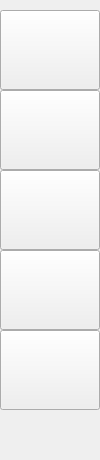
Qt form MGAWithSQL/sidepanel.ui (amirtosson/MGAConnect) before a commit.
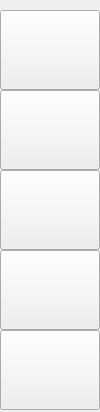
The same form after that commit.

Diff of the .ui file:
```diff
--- a/MGAWithSQL/sidepanel.ui
+++ b/MGAWithSQL/sidepanel.ui
@@ -7,15 +7,9 @@
     <x>0</x>
     <y>0</y>
     <width>100</width>
-    <height>460</height>
+    <height>412</height>
    </rect>
   </property>
-  <property name="sizePolicy">
-   <sizepolicy hsizetype="Expanding" vsizetype="Expanding">
-    <horstretch>0</horstretch>
-    <verstretch>0</verstretch>
-   </sizepolicy>
-  </property>
   <property name="windowTitle">
    <string>Form</string>
   </property>
```
